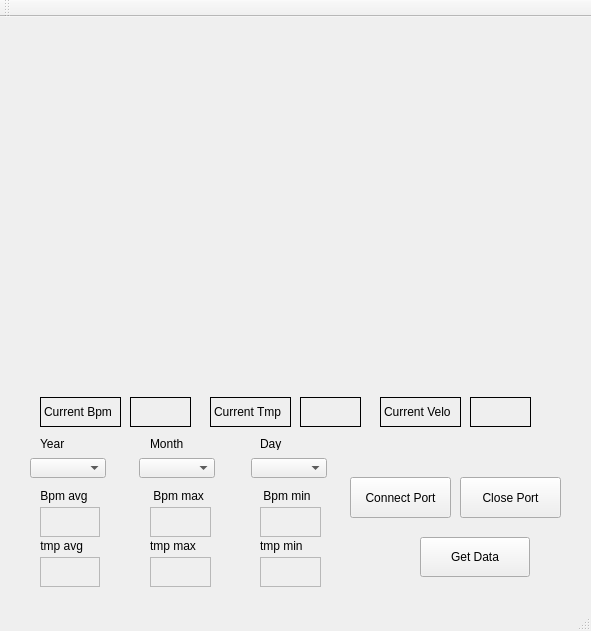
Qt form mainwindow.ui (twowings1029/Real_pro) before a commit.
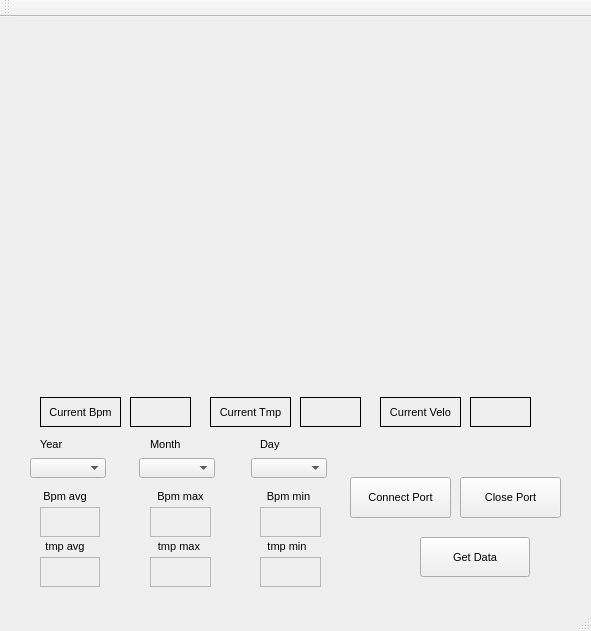
The same form after that commit. Custom widgets are drawn as their Qt base class.

Diff of the .ui file:
```diff
--- a/mainwindow.ui
+++ b/mainwindow.ui
@@ -10,6 +10,12 @@
     <height>631</height>
    </rect>
   </property>
+  <property name="font">
+   <font>
+    <family>Arial</family>
+    <pointsize>8</pointsize>
+   </font>
+  </property>
   <property name="windowTitle">
    <string>MainWindow</string>
   </property>
@@ -55,6 +61,9 @@
     <property name="text">
      <string>Current Bpm</string>
     </property>
+    <property name="alignment">
+     <set>Qt::AlignCenter</set>
+    </property>
    </widget>
    <widget class="QLabel" name="bpm_label">
     <property name="geometry">
@@ -166,6 +175,9 @@
     <property name="text">
      <string> Bpm avg</string>
     </property>
+    <property name="alignment">
+     <set>Qt::AlignCenter</set>
+    </property>
    </widget>
    <widget class="QLabel" name="bpm_avg_label">
     <property name="geometry">
@@ -195,6 +207,9 @@
     <property name="text">
      <string> Bpm max</string>
     </property>
+    <property name="alignment">
+     <set>Qt::AlignCenter</set>
+    </property>
    </widget>
    <widget class="QLabel" name="label_7">
     <property name="geometry">
@@ -208,6 +223,9 @@
     <property name="text">
      <string> Bpm min</string>
     </property>
+    <property name="alignment">
+     <set>Qt::AlignCenter</set>
+    </property>
    </widget>
    <widget class="QLabel" name="bpm_max_label">
     <property name="geometry">
@@ -282,6 +300,9 @@
     <property name="text">
      <string>Current Tmp</string>
     </property>
+    <property name="alignment">
+     <set>Qt::AlignCenter</set>
+    </property>
    </widget>
    <widget class="QLabel" name="velo_label">
     <property name="geometry">
@@ -314,6 +335,9 @@
     <property name="text">
      <string>Current Velo</string>
     </property>
+    <property name="alignment">
+     <set>Qt::AlignCenter</set>
+    </property>
    </widget>
    <widget class="QCustomPlot" name="tmp_plot" native="true">
     <property name="geometry">
@@ -337,6 +361,9 @@
     <property name="text">
      <string> tmp avg</string>
     </property>
+    <property name="alignment">
+     <set>Qt::AlignCenter</set>
+    </property>
    </widget>
    <widget class="QLabel" name="label_11">
     <property name="geometry">
@@ -350,6 +377,9 @@
     <property name="text">
      <string>tmp min</string>
     </property>
+    <property name="alignment">
+     <set>Qt::AlignCenter</set>
+    </property>
    </widget>
    <widget class="QLabel" name="tmp_max_label">
     <property name="geometry">
@@ -379,6 +409,9 @@
     <property name="text">
      <string>tmp max</string>
     </property>
+    <property name="alignment">
+     <set>Qt::AlignCenter</set>
+    </property>
    </widget>
    <widget class="QLabel" name="tmp_min_label">
     <property name="geometry">
```
Left out of the diff: 2 changed lines with no effect on the pictures.
